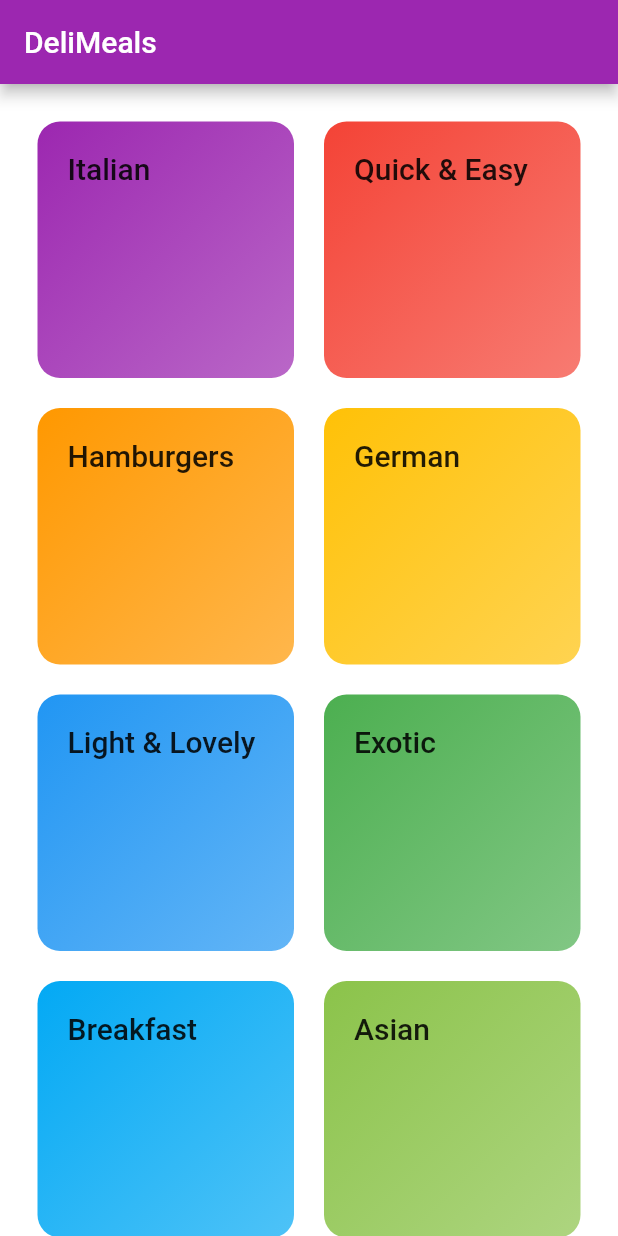
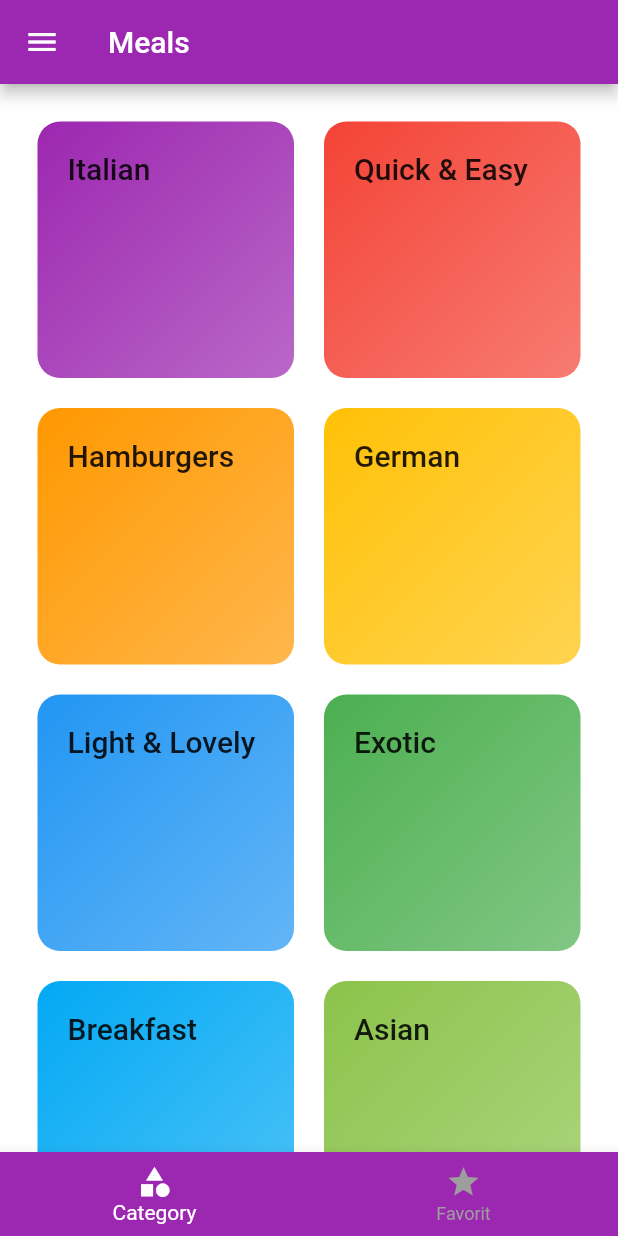
Before and after one commit to AfafAlsamel/meals-app, a Flutter app: the screen it shows after launch, on a phone screen of 412 x 824 dp. Run offline on Flutter 3.47's test engine with Material 2 defaults, Android fonts, the phone set to English and light mode, and no system bars; Roboto replaces fonts that are missing (Raleway).

```diff
--- a/lib/main.dart
+++ b/lib/main.dart
@@ -1,8 +1,12 @@
 import 'package:flutter/material.dart';
 
+
+import '/screens/Filters_screen.dart';
 import 'screens/categories_screen.dart';
 import 'screens/category_meals_screen.dart';
 import 'screens/meals_details_screen.dart';
+import 'screens/tabbar_screen.dart';
+
 
 
 void main() {
@@ -32,9 +36,10 @@ class MyApp extends StatelessWidget {
       // home: CategoriesScreen(),
       initialRoute: '/',
       routes: {
-        '/': (ctx) => CategoriesScreen(),
+        '/': (ctx) => TabBarScreen(),
         CategoriesMeals.routeName: (ctx) => CategoriesMeals(),
         MealsDetailsScreen.routeName: (ctx) => MealsDetailsScreen(),
+        FiltersScreen.routeName: (ctx) => FiltersScreen(),
       },
       onUnknownRoute:(settings){ return MaterialPageRoute(builder: (ctx)=>CategoriesScreen(),);
       },
--- a/lib/screens/categories_screen.dart
+++ b/lib/screens/categories_screen.dart
@@ -7,9 +7,7 @@ class CategoriesScreen extends StatelessWidget {
   @override
   Widget build(BuildContext context) {
     return Scaffold(
-      appBar: AppBar(
-        title: const Text('DeliMeals'),
-      ),
+
       body: GridView(
         padding: EdgeInsets.all(25),
         children: DUMMY_CATEGORIES
--- /dev/null
+++ b/lib/screens/tabbar_screen.dart
@@ -0,0 +1,54 @@
+import 'package:flutter/material.dart';
+
+
+import '/widgets/main_drawer.dart';
+import './categories_screen.dart';
+import './favorit_screen.dart';
+
+class TabBarScreen extends StatefulWidget {
+  @override
+  _TabBarScreenState createState() => _TabBarScreenState();
+}
+
+class _TabBarScreenState extends State<TabBarScreen> {
+  final List<Map<String, Object>> _pages = [
+    {'page': CategoriesScreen(), 'title': 'Meals'},
+    {'page': FavoritScreen(), 'title': 'My Favorit'}
+  ];
+
+  int _selectedpageIndex = 0;
+
+  void _selectedTab(int index) {
+    setState(() {
+      _selectedpageIndex = index;
+    });
+  }
+
+  @override
+  Widget build(BuildContext context) {
+    return Scaffold(
+      appBar: AppBar(
+        title: Text(_pages[_selectedpageIndex]['title']),
+      ),
+      drawer: MainDrawer(),
+      body: _pages[_selectedpageIndex]['page'],
+      bottomNavigationBar: BottomNavigationBar(
+        backgroundColor: Theme.of(context).primaryColor,
+        unselectedItemColor: Colors.grey,
+        selectedItemColor: Colors.white,
+        currentIndex: _selectedpageIndex,
+        onTap: _selectedTab,
+        items: [
+          BottomNavigationBarItem(
+            icon: Icon(Icons.category),
+            title: Text('Category'),
+          ),
+          BottomNavigationBarItem(
+            icon: Icon(Icons.star),
+            title: Text('Favorit'),
+          ),
+        ],
+      ),
+    );
+  }
+}
```
Also changed, not shown: lib/screens/Filters_screen.dart (added, +13 -0 lines), lib/screens/favorit_screen.dart (added, +10 -0 lines), lib/screens/meals_details_screen.dart (+74 -2 lines), lib/widgets/main_drawer.dart (added, +52 -0 lines).
